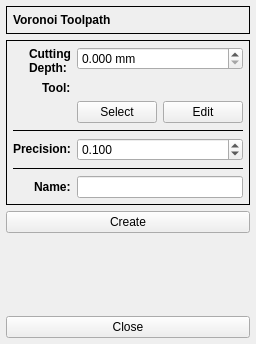
This is G2G/forms/voronoiform.ui in aLDime/GERBER_X2 as Qt 5 draws it before an edit. The edited form follows.
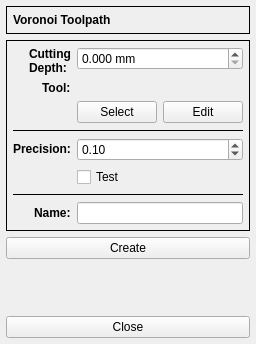
This is the edited form. Custom widgets are drawn as their Qt base class.

The edit to the form file:
```diff
--- a/G2G/forms/voronoiform.ui
+++ b/G2G/forms/voronoiform.ui
@@ -184,13 +184,13 @@
       <item row="4" column="1">
        <widget class="DoubleSpinBox" name="doubleSpinBox">
         <property name="decimals">
-         <number>3</number>
+         <number>2</number>
         </property>
         <property name="minimum">
-         <double>0.001000000000000</double>
+         <double>0.010000000000000</double>
         </property>
         <property name="maximum">
-         <double>10.000000000000000</double>
+         <double>1.000000000000000</double>
         </property>
         <property name="singleStep">
          <double>0.010000000000000</double>
@@ -200,7 +200,7 @@
         </property>
        </widget>
       </item>
-      <item row="5" column="0" colspan="2">
+      <item row="6" column="0" colspan="2">
        <widget class="Line" name="line_2">
         <property name="frameShadow">
          <enum>QFrame::Plain</enum>
@@ -210,7 +210,7 @@
         </property>
        </widget>
       </item>
-      <item row="6" column="0">
+      <item row="7" column="0">
        <widget class="QLabel" name="label_6">
         <property name="font">
          <font>
@@ -223,9 +223,16 @@
         </property>
        </widget>
       </item>
-      <item row="6" column="1">
+      <item row="7" column="1">
        <widget class="QLineEdit" name="leName"/>
       </item>
+      <item row="5" column="1">
+       <widget class="QCheckBox" name="checkBox">
+        <property name="text">
+         <string>Test</string>
+        </property>
+       </widget>
+      </item>
      </layout>
     </widget>
    </item>
```
